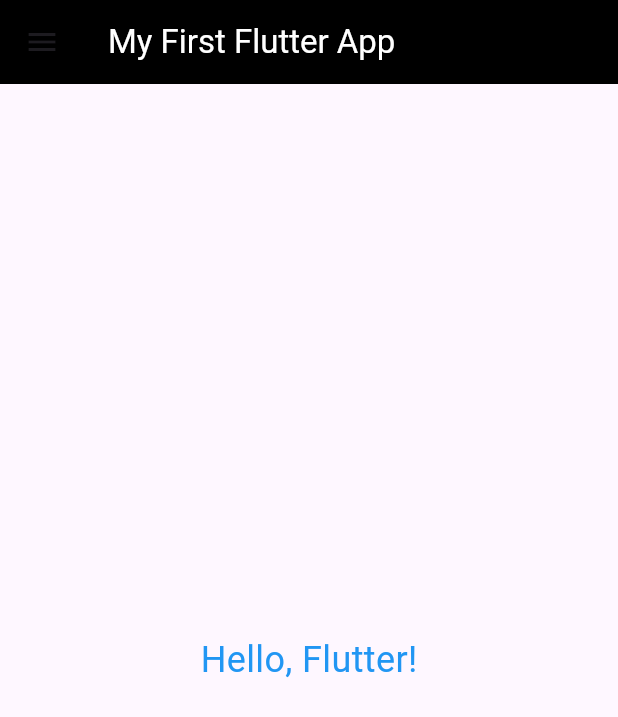
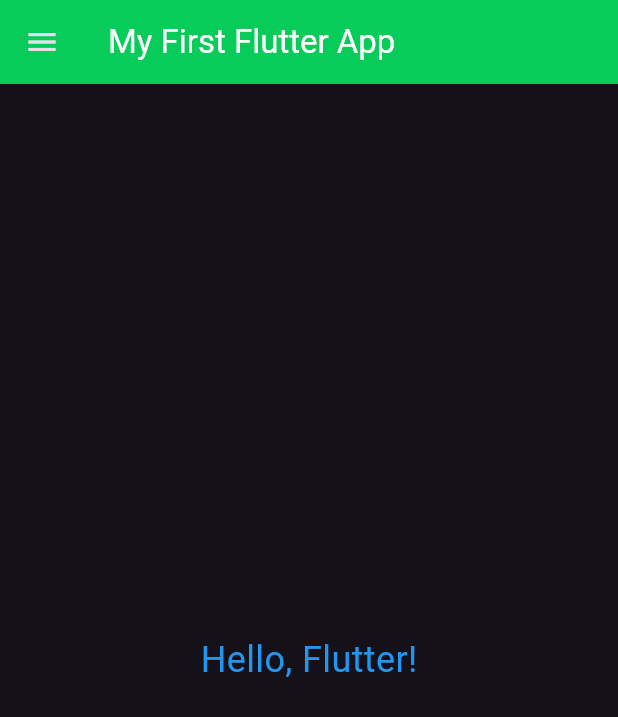
Before and after one commit to safiahmad129/flutter, a Flutter app: the screen it shows after launch, on a phone screen of 412 x 824 dp. Shown: the top 717 px of the screen. Run offline on Flutter 3.47's test engine with Material 3 defaults, Android fonts, the phone set to English and light mode, and no system bars.

Commit message:
day 3 completed

```diff
--- a/lib/home_page.dart
+++ /dev/null
@@ -1,37 +0,0 @@
-import 'package:flutter/material.dart';
-
-void main() {
-  runApp(HomePage());
-}
-
-class HomePage extends StatelessWidget {
-  @override
-  Widget build(BuildContext context) {
-    return MaterialApp(
-      home: Scaffold(
-        appBar: AppBar(
-          title: Text(
-            'My First Flutter App',
-            style: TextStyle(
-              color: Colors.white, // Change the AppBar text color here
-            ),
-          ),
-          backgroundColor: Colors.black, // Added missing comma
-        ),
-        body: Center(
-          child: Text(
-            'Hello, Flutter!',
-            style: TextStyle(
-              color: Colors.blue,
-              fontSize: 24,
-            ),
-          ),
-        ),
-        drawer: Drawer(
-          backgroundColor: Colors.blueGrey,
-        ),
-
-      ),
-    );
-  }
-}
--- a/lib/main.dart
+++ b/lib/main.dart
@@ -1,10 +1,8 @@
 import 'package:flutter/material.dart';
-import 'home_page.dart';
+import 'pages/home_page.dart';
 
 void main() {
-
-runApp(MyApp());
-
+  runApp(const MyApp());
 }
 
 class MyApp extends StatelessWidget {
@@ -14,10 +12,13 @@ class MyApp extends StatelessWidget {
   Widget build(BuildContext context) {
     return MaterialApp(
       home: HomePage(),
-      themeMode: ThemeMode.light,
-      theme: ThemeData(primarySwatch:Colors.deepPurple ),
+      themeMode: ThemeMode.dark,
+      theme: ThemeData(
+        primarySwatch: Colors.deepPurple,
+      ),
       darkTheme: ThemeData(
         brightness: Brightness.dark,
+        primarySwatch: Colors.deepPurple, // Ensuring the primary color is consistent
       ),
     );
   }
--- /dev/null
+++ b/lib/pages/home_page.dart
@@ -0,0 +1,51 @@
+import 'package:flutter/material.dart';
+
+void main() {
+  runApp(MyApp());
+}
+
+class MyApp extends StatelessWidget {
+  @override
+  Widget build(BuildContext context) {
+    return MaterialApp(
+      home: HomePage(),
+      themeMode: ThemeMode.dark,
+      theme: ThemeData(
+        primarySwatch: Colors.deepPurple,
+      ),
+      darkTheme: ThemeData(
+        brightness: Brightness.dark,
+        primarySwatch: Colors.deepPurple, // Ensuring the primary color is consistent
+      ),
+    );
+  }
+}
+
+class HomePage extends StatelessWidget {
+  @override
+  Widget build(BuildContext context) {
+    return Scaffold(
+      appBar: AppBar(
+        title: Text(
+          'My First Flutter App',
+          style: TextStyle(
+            color: Colors.white, // Change the AppBar text color here
+          ),
+        ),
+        backgroundColor: Color.fromARGB(255, 7, 204, 89), // Added missing comma
+      ),
+      body: Center(
+        child: Text(
+          'Hello, Flutter!',
+          style: TextStyle(
+            color: Colors.blue,
+            fontSize: 24,
+          ),
+        ),
+      ),
+      drawer: Drawer(
+        backgroundColor: Colors.blueGrey,
+      ),
+    );
+  }
+}
```
